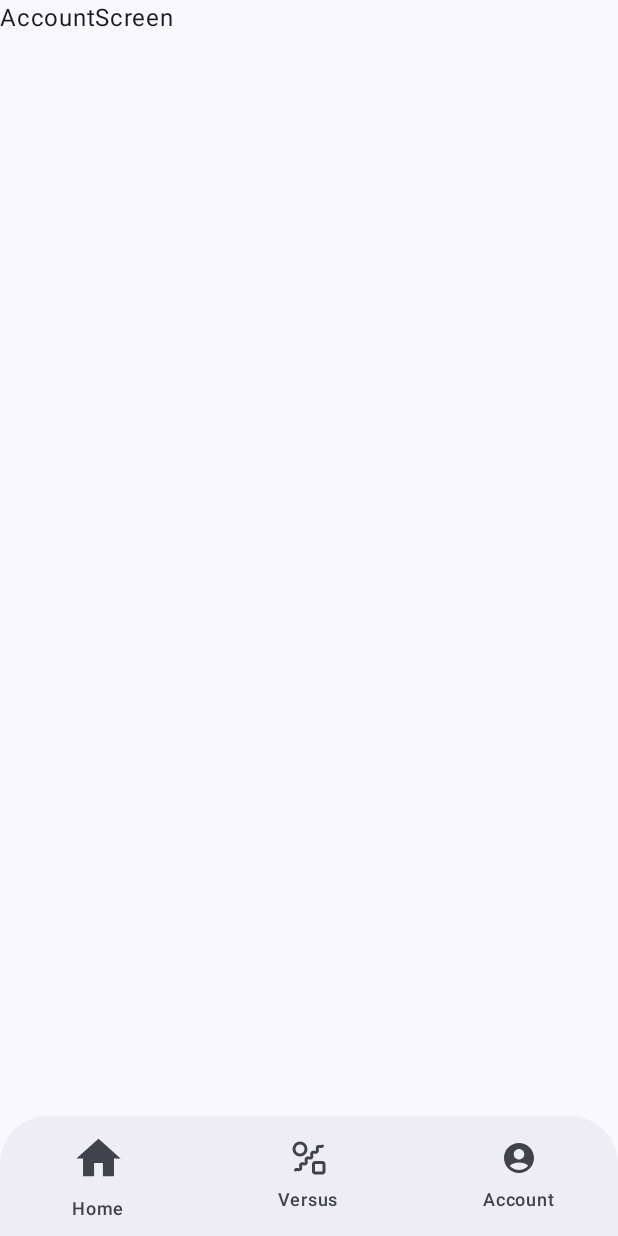
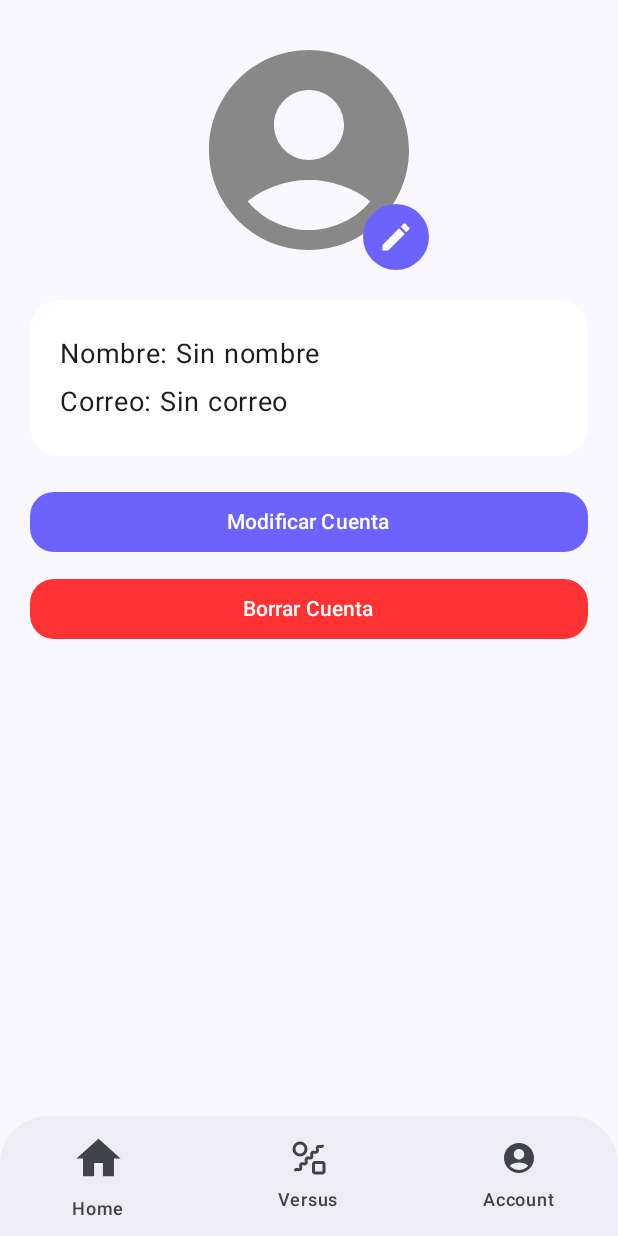
Before and after one commit to clc79100/ProductReviewApp, an Android app built with Jetpack Compose: the AccountScreen screen opened through its navigation route, on a phone screen of 412 x 824 dp. Run offline under Robolectric (Android 15) with nearby library versions, the phone set to English and light mode, and no system bars; our stand-ins replace Material 3 Expressive styles (plain Material 3 is drawn); pictures from the network do not load; 2 statements that could not run were skipped.

Commit message:
Creacion del AccountScreen

```diff
--- a/app/src/main/java/com/example/productreviewapp/MainActivity.kt
+++ b/app/src/main/java/com/example/productreviewapp/MainActivity.kt
@@ -16,13 +16,15 @@ import androidx.navigation.compose.composable
 import androidx.navigation.compose.currentBackStackEntryAsState
 import androidx.navigation.compose.rememberNavController
 import com.example.productreviewapp.ui.components.CustomNavigationBar
-import com.example.productreviewapp.ui.screens.AccountScreen
+import com.example.productreviewapp.ui.screens.accountScreen.AccountScreen
 import com.example.productreviewapp.ui.screens.AccountScreenRoute
+import com.example.productreviewapp.ui.screens.EditAccountScreenRoute
 import com.example.productreviewapp.ui.screens.homeScreen.HomeScreen
 import com.example.productreviewapp.ui.screens.HomeScreenRoute
 import com.example.productreviewapp.ui.screens.ReviewScreenRoute
 import com.example.productreviewapp.ui.screens.VersusScreen
 import com.example.productreviewapp.ui.screens.VersusScreenRoute
+import com.example.productreviewapp.ui.screens.accountScreen.EditAccountScreen
 import com.example.productreviewapp.ui.screens.reviewScreen.ReviewScreen
 import com.example.productreviewapp.ui.theme.ProductReviewAppTheme
 
@@ -74,6 +76,13 @@ class MainActivity : ComponentActivity() {
                             )
                         }
 
+                        composable <EditAccountScreenRoute>{
+                            EditAccountScreen(
+                                paddingValues = innerPadding,
+                                navController = navController
+                            )
+                        }
+
                         composable <ReviewScreenRoute>{
                             ReviewScreen(
                                 paddingValues = innerPadding,
--- a/app/src/main/java/com/example/productreviewapp/domain/utils/SharedPref.kt
+++ b/app/src/main/java/com/example/productreviewapp/domain/utils/SharedPref.kt
@@ -3,6 +3,8 @@ package com.example.productreviewapp.domain.utils
 import android.content.Context
 import android.content.SharedPreferences
 import androidx.core.content.edit
+import com.example.productreviewapp.domain.models.UserProfile
+import com.google.gson.Gson
 
 object SharedPref {
     private lateinit var preferences: SharedPreferences
@@ -43,6 +45,18 @@ object SharedPref {
         }
     }
 
+    fun setUserProfile(userProfile: UserProfile) {
+        val json = Gson().toJson(userProfile)
+        preferences.edit {
+            putString("userProfile", json)
+        }
+    }
+
+    fun getUserProfile(): UserProfile? {
+        val json = preferences.getString("userProfile", null) ?: return null
+        return Gson().fromJson(json, UserProfile::class.java)
+    }
+
     fun clear() {
         preferences.edit {
             clear()
--- a/app/src/main/java/com/example/productreviewapp/ui/screens/AccountScreen.kt
+++ /dev/null
@@ -1,20 +0,0 @@
-package com.example.productreviewapp.ui.screens
-
-import androidx.compose.foundation.layout.Box
-import androidx.compose.foundation.layout.PaddingValues
-import androidx.compose.material3.Text
-import androidx.compose.runtime.Composable
-import androidx.compose.ui.Alignment
-import androidx.navigation.NavController
-
-@Composable
-fun AccountScreen(
-    paddingValues: PaddingValues,
-    navController: NavController
-){
-    Box(
-        contentAlignment = Alignment.Center
-    ){
-        Text("AccountScreen")
-    }
-}
--- a/app/src/main/java/com/example/productreviewapp/ui/screens/Routes.kt
+++ b/app/src/main/java/com/example/productreviewapp/ui/screens/Routes.kt
@@ -18,4 +18,7 @@ object VersusScreenRoute
 object AccountScreenRoute
 
 @Serializable
+object EditAccountScreenRoute
+
+@Serializable
 data class ReviewScreenRoute(val reviewId: String)
--- /dev/null
+++ b/app/src/main/java/com/example/productreviewapp/ui/screens/accountScreen/AccountScreen.kt
@@ -0,0 +1,135 @@
+package com.example.productreviewapp.ui.screens.accountScreen
+
+import androidx.compose.foundation.background
+import androidx.compose.foundation.clickable
+import androidx.compose.foundation.layout.*
+import androidx.compose.foundation.shape.CircleShape
+import androidx.compose.foundation.shape.RoundedCornerShape
+import androidx.compose.material.icons.Icons
+import androidx.compose.material.icons.filled.AccountCircle
+import androidx.compose.material.icons.filled.Edit
+import androidx.compose.material3.*
+import androidx.compose.runtime.Composable
+import androidx.compose.runtime.LaunchedEffect
+import androidx.compose.ui.Alignment
+import androidx.compose.ui.Modifier
+import androidx.compose.ui.draw.clip
+import androidx.compose.ui.graphics.Color
+import androidx.compose.ui.unit.dp
+import androidx.compose.ui.unit.sp
+import androidx.lifecycle.viewmodel.compose.viewModel
+import androidx.navigation.NavController
+import coil3.compose.AsyncImage
+import com.example.productreviewapp.ui.components.CustomLoading
+import com.example.productreviewapp.ui.screens.AccountScreenRoute
+import com.example.productreviewapp.ui.screens.EditAccountScreenRoute
+import com.example.productreviewapp.ui.screens.LoginScreenRoute
+import com.example.productreviewapp.ui.viewmodels.UserViewModel
+
+@Composable
+fun AccountScreen(
+    paddingValues: PaddingValues,
+    navController: NavController
+) {
+    val vm: UserViewModel = viewModel()
+
+    LaunchedEffect(Unit) { vm.loadUser() }
+
+    LaunchedEffect(vm.isAccountDeleted) {
+        if (vm.isAccountDeleted) {
+            navController.navigate(LoginScreenRoute) {
+                popUpTo(AccountScreenRoute) { inclusive = true }
+            }
+        }
+    }
+
+    Column(
+        modifier = Modifier
+            .padding(paddingValues)
+            .padding(20.dp)
+            .fillMaxSize(),
+        horizontalAlignment = Alignment.CenterHorizontally
+    ) {
+
+        Box(
+            modifier = Modifier.size(160.dp),
+            contentAlignment = Alignment.BottomEnd
+        ) {
+            if (!vm.userProfile?.profilePhoto.isNullOrEmpty()) {
+                AsyncImage(
+                    model = vm.userProfile?.profilePhoto,
+                    contentDescription = null,
+                    modifier = Modifier
+                        .fillMaxSize()
+                        .clip(CircleShape)
+                )
+            } else {
+                Icon(
+                    imageVector = Icons.Default.AccountCircle,
+                    contentDescription = null,
+                    tint = Color.Gray,
+                    modifier = Modifier.fillMaxSize()
+                )
+            }
+
+            Icon(
+                imageVector = Icons.Default.Edit,
+                contentDescription = null,
+                tint = Color.White,
+                modifier = Modifier
+                    .clip(CircleShape)
+                    .background(Color(0xFF6C63FF))
+                    .padding(10.dp)
+                    .clickable { navController.navigate(EditAccountScreenRoute) }
+            )
+        }
+
+        Spacer(modifier = Modifier.height(20.dp))
+
+        Column(
+            modifier = Modifier
+                .fillMaxWidth()
+                .clip(RoundedCornerShape(20.dp))
+                .background(Color.White)
+                .padding(20.dp)
+        ) {
+            Text(
+                "Nombre: ${vm.userProfile?.name ?: "Sin nombre"}",
+                fontSize = 18.sp,
+                modifier = Modifier.padding(vertical = 4.dp)
+            )
+            Text(
+                "Correo: ${vm.userProfile?.email ?: "Sin correo"}",
+                fontSize = 18.sp,
+                modifier = Modifier.padding(vertical = 4.dp)
+            )
+        }
+
+        Spacer(modifier = Modifier.height(20.dp))
+
+        Button(
+            onClick = { navController.navigate(EditAccountScreenRoute) },
+            shape = RoundedCornerShape(16.dp),
+            colors = ButtonDefaults.buttonColors(containerColor = Color(0xFF6C63FF)),
+            modifier = Modifier.fillMaxWidth()
+        ) {
+            Text("Modificar Cuenta", color = Color.White)
+        }
+
+        Spacer(modifier = Modifier.height(10.dp))
+
+        // BOTÓN BORRAR
+        Button(
+            onClick = { vm.deleteAccount() },
+            shape = RoundedCornerShape(16.dp),
+            colors = ButtonDefaults.buttonColors(containerColor = Color.Red.copy(alpha = 0.8f)),
+            modifier = Modifier.fillMaxWidth()
+        ) {
+            Text("Borrar Cuenta", color = Color.White)
+        }
+    }
+
+    if (vm.loading) {
+        CustomLoading()
+    }
+}
--- a/app/src/main/java/com/example/productreviewapp/ui/screens/homeScreen/HomeScreen.kt
+++ b/app/src/main/java/com/example/productreviewapp/ui/screens/homeScreen/HomeScreen.kt
@@ -15,12 +15,10 @@ import androidx.compose.ui.draw.clip
 import androidx.compose.ui.draw.shadow
 import androidx.compose.ui.graphics.Color
 import androidx.compose.ui.text.font.FontWeight
-import androidx.compose.ui.tooling.preview.Preview
 import androidx.compose.ui.unit.dp
 import androidx.compose.ui.unit.sp
 import androidx.lifecycle.viewmodel.compose.viewModel
 import androidx.navigation.NavController
-import androidx.navigation.compose.rememberNavController
 import coil3.compose.AsyncImage
 import com.example.productreviewapp.domain.models.Review
 import com.example.productreviewapp.domain.utils.SharedPref
@@ -28,7 +26,6 @@ import com.example.productreviewapp.ui.components.CustomLoading
 import com.example.productreviewapp.ui.screens.HomeScreenRoute
 import com.example.productreviewapp.ui.screens.LoginScreenRoute
 import com.example.productreviewapp.ui.screens.ReviewScreenRoute
-import com.example.productreviewapp.ui.theme.ProductReviewAppTheme
 import com.example.productreviewapp.ui.viewmodels.HomeViewModel
 
 @Composable
--- /dev/null
+++ b/app/src/main/java/com/example/productreviewapp/ui/viewmodels/UserViewModel.kt
@@ -0,0 +1,80 @@
+package com.example.productreviewapp.ui.viewmodels
+
+import android.util.Log
+import androidx.compose.runtime.getValue
+import androidx.compose.runtime.mutableStateOf
+import androidx.compose.runtime.setValue
+import androidx.lifecycle.ViewModel
+import androidx.lifecycle.viewModelScope
+import com.example.productreviewapp.data.RetrofitClient
+import com.example.productreviewapp.domain.dtos.UserDTO
+import com.example.productreviewapp.domain.models.UserProfile
+import com.example.productreviewapp.domain.utils.SharedPref
+import kotlinx.coroutines.launch
+
+class UserViewModel: ViewModel() {
+    val service = RetrofitClient.createAuthService()
+    val userId = SharedPref.getUserId()!!
+    val auth: String = "Bearer ${SharedPref.getToken()}"
+    var isLogged by mutableStateOf(SharedPref.getIsLogged())
+    var isAccountDeleted by mutableStateOf(false)
+    var userProfile by mutableStateOf<UserProfile?>(SharedPref.getUserProfile())
+    var loading by mutableStateOf(false)
+    var name by mutableStateOf(userProfile?.name ?: "")
+    var email by mutableStateOf(userProfile?.email ?: "")
+    var password by mutableStateOf("")
+    var profilePhoto by mutableStateOf(userProfile?.profilePhoto ?: "")
+
+    fun loadUser(){
+        viewModelScope.launch {
+            loading = true
+            try {
+                userProfile = service.getUser(userId)
+                SharedPref.setUserProfile(userProfile ?: UserProfile(id = userId,name = "", email = "", profilePhoto = ""))
+            }
+            catch (e: Exception){
+                Log.e("AccountScreen: loading user", e.toString())
+            }
+            finally {
+                loading = false
+            }
+        }
+    }
+
+    fun updateUser(){
+        viewModelScope.launch {
+            loading = true
+            try {
+                service.updateUser(
+                    auth = auth,
+                    id = userId,
+                    userDTO = UserDTO(
+                        name = name,
+                        email = email,
+                        password = password,
+                        profilePhoto = profilePhoto
+                    )
+                )
+            }
+            catch (e: Exception){
+                Log.e("EditAccountScreen", e.toString())
+            }
+        }
+    }
+
+    fun deleteAccount(){
+        viewModelScope.launch {
+            loading = true
+            try {
+                service.deleteUser(
+                    auth = auth,
+                    id = userId
+                )
+                SharedPref.clear()
+                isAccountDeleted = true
+            }catch (e: Exception){
+                Log.e("AccountScreen", e.toString())
+            }
+        }
+    }
+}
```
Also changed, not shown: app/src/main/java/com/example/productreviewapp/ui/screens/accountScreen/EditAccountScreen.kt (added, +100 -0 lines), app/src/main/java/com/example/productreviewapp/ui/screens/accountScreen/componets/AccountOptions.kt (added, +44 -0 lines).
